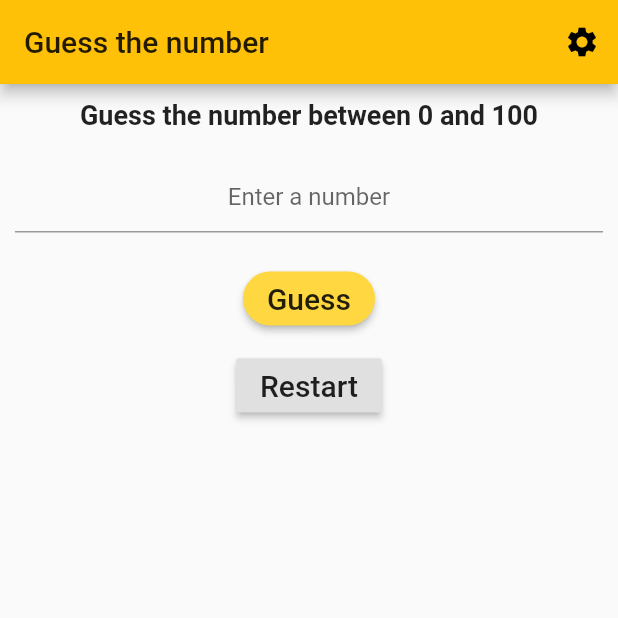
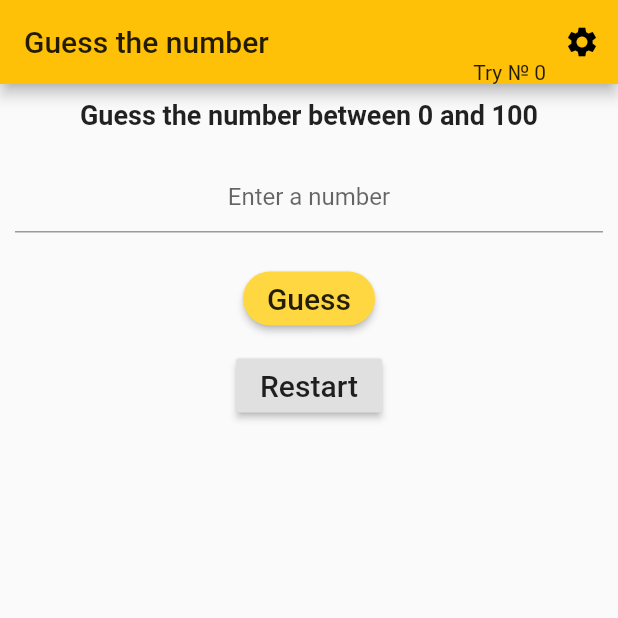
Before and after one commit to samuell324/flutter_app, a Flutter app: the screen it shows after launch, on a phone screen of 412 x 824 dp, the top half of it. Run offline on Flutter 3.47's test engine with Material 2 defaults, Android fonts, the phone set to English and light mode, and no system bars; our stand-ins replace fluttertoast.

Commit message:
create Container for counter, set state for counter

```diff
--- a/lib/main.dart
+++ b/lib/main.dart
@@ -40,10 +40,15 @@ class _HomePageState extends State<HomePage> {
     return Scaffold(
       appBar: AppBar(
         actions: [
-          IconButton(icon: Icon(Icons.settings),
-            onPressed: () {},)
+          Container(
+            alignment: Alignment.bottomRight,
+            child: Text("Try № $counter"),
+          ),
+          IconButton(
+            icon: Icon(Icons.settings),
+            onPressed: () {},
+          ),
         ],
-
         title: Text(widget.title),
       ),
       body: Center(
@@ -88,7 +93,7 @@ class _HomePageState extends State<HomePage> {
                 ),
                 onPressed: restart,
               ),
-            )
+            ),
           ],
         ),
       ),
@@ -103,14 +108,16 @@ class _HomePageState extends State<HomePage> {
 
   void guess() {
     int guess = int.parse(guessNumber.text);
-    counter ++;
+    setState(() {
+      counter++;
+    });
 
     void makeToast(String feedback) {
       Fluttertoast.showToast(
         msg: feedback,
         toastLength: Toast.LENGTH_SHORT,
         gravity: ToastGravity.CENTER,
-        fontSize: 25,
+        fontSize: 20,
         textColor: Colors.black,
       );
     }
```
